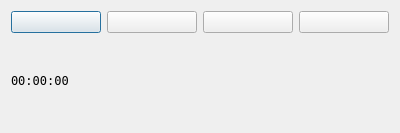
Old version of the form resources/ui/carla_panel_time.ui in the repository falkTX/Carla.
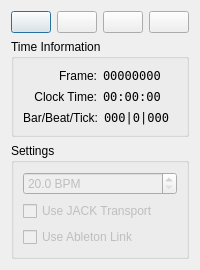
New version of the form. Icons and pictures are not drawn.

Commit message: Add some stuff to transport panel, jack transport optional

```diff
--- a/resources/ui/carla_panel_time.ui
+++ b/resources/ui/carla_panel_time.ui
@@ -6,14 +6,14 @@
    <rect>
     <x>0</x>
     <y>0</y>
-    <width>400</width>
-    <height>133</height>
+    <width>199</width>
+    <height>234</height>
    </rect>
   </property>
   <property name="windowTitle">
    <string>Time Panel</string>
   </property>
-  <layout class="QVBoxLayout" name="verticalLayout">
+  <layout class="QVBoxLayout" name="verticalLayout_3">
    <item>
     <layout class="QHBoxLayout" name="horizontalLayout">
      <item>
@@ -72,15 +72,138 @@
     </layout>
    </item>
    <item>
-    <widget class="QLabel" name="l_time">
-     <property name="font">
-      <font>
-       <family>DejaVu Sans Mono</family>
-      </font>
+    <widget class="QGroupBox" name="groupBox">
+     <property name="title">
+      <string>Time Information</string>
      </property>
-     <property name="text">
-      <string>00:00:00</string>
+     <layout class="QVBoxLayout" name="verticalLayout">
+      <item>
+       <layout class="QHBoxLayout" name="horizontalLayout_4">
+        <item>
+         <widget class="QLabel" name="label_time_frame">
+          <property name="text">
+           <string>Frame:</string>
+          </property>
+          <property name="alignment">
+           <set>Qt::AlignRight|Qt::AlignTrailing|Qt::AlignVCenter</set>
+          </property>
+         </widget>
+        </item>
+        <item>
+         <widget class="QLabel" name="l_time_frame">
+          <property name="font">
+           <font>
+            <family>DejaVu Sans Mono</family>
+           </font>
+          </property>
+          <property name="text">
+           <string>00000000</string>
+          </property>
+         </widget>
+        </item>
+       </layout>
+      </item>
+      <item>
+       <layout class="QHBoxLayout" name="horizontalLayout_3">
+        <item>
+         <widget class="QLabel" name="label_time_clock">
+          <property name="text">
+           <string>Clock Time:</string>
+          </property>
+          <property name="alignment">
+           <set>Qt::AlignRight|Qt::AlignTrailing|Qt::AlignVCenter</set>
+          </property>
+         </widget>
+        </item>
+        <item>
+         <widget class="QLabel" name="l_time_clock">
+          <property name="font">
+           <font>
+            <family>DejaVu Sans Mono</family>
+           </font>
+          </property>
+          <property name="text">
+           <string>00:00:00</string>
+          </property>
+         </widget>
+        </item>
+       </layout>
+      </item>
+      <item>
+       <layout class="QHBoxLayout" name="horizontalLayout_2">
+        <item>
+         <widget class="QLabel" name="label_time_bbt">
+          <property name="text">
+           <string>Bar/Beat/Tick:</string>
+          </property>
+          <property name="alignment">
+           <set>Qt::AlignRight|Qt::AlignTrailing|Qt::AlignVCenter</set>
+          </property>
+         </widget>
+        </item>
+        <item>
+         <widget class="QLabel" name="l_time_bbt">
+          <property name="font">
+           <font>
+            <family>DejaVu Sans Mono</family>
+           </font>
+          </property>
+          <property name="text">
+           <string>000|0|000</string>
+          </property>
+         </widget>
+        </item>
+       </layout>
+      </item>
+     </layout>
+    </widget>
+   </item>
+   <item>
+    <widget class="QGroupBox" name="groupBox_2">
+     <property name="title">
+      <string>Settings</string>
      </property>
+     <layout class="QVBoxLayout" name="verticalLayout_2">
+      <item>
+       <widget class="QDoubleSpinBox" name="dsb_bpm">
+        <property name="enabled">
+         <bool>false</bool>
+        </property>
+        <property name="suffix">
+         <string> BPM</string>
+        </property>
+        <property name="decimals">
+         <number>1</number>
+        </property>
+        <property name="minimum">
+         <double>20.000000000000000</double>
+        </property>
+        <property name="maximum">
+         <double>999.000000000000000</double>
+        </property>
+       </widget>
+      </item>
+      <item>
+       <widget class="QCheckBox" name="cb_transport_jack">
+        <property name="enabled">
+         <bool>false</bool>
+        </property>
+        <property name="text">
+         <string>Use JACK Transport</string>
+        </property>
+       </widget>
+      </item>
+      <item>
+       <widget class="QCheckBox" name="cb_transport_link">
+        <property name="enabled">
+         <bool>false</bool>
+        </property>
+        <property name="text">
+         <string>Use Ableton Link</string>
+        </property>
+       </widget>
+      </item>
+     </layout>
     </widget>
    </item>
   </layout>
```
The commit also changes 2 other files.
